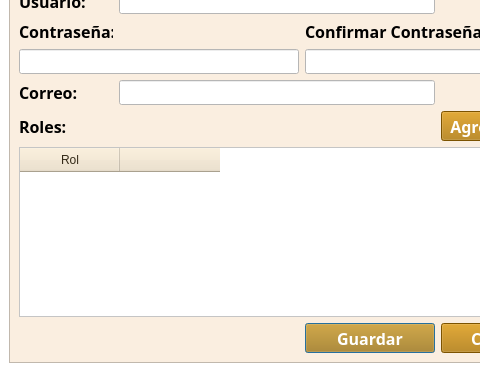
Old version of the form funciones/adminusers/verEditarUsuarios.ui in the repository gerardoros/CartograficoQgisPlugin; both pictures show x 0 to 480 and y 128 to 500 of the 590 by 500 pixel window.
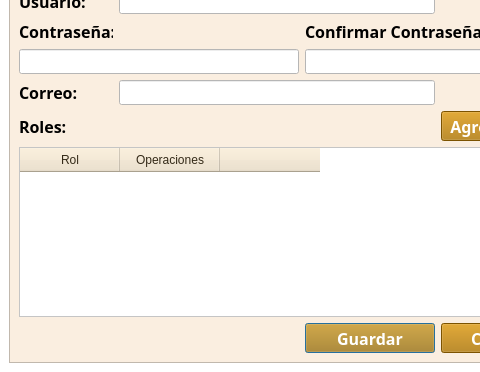
New version of the form. Icons and pictures are not drawn. Custom widgets are drawn as their Qt base class.

Commit message: se trabaja sobre las pantallas de asignacion de operaciones a roles, se comenzo a cambiar el plugin para aceptar la clave de 16 digitos, validaciones generales agregadas

Diff of the .ui file:
```diff
--- a/funciones/adminusers/verEditarUsuarios.ui
+++ b/funciones/adminusers/verEditarUsuarios.ui
@@ -547,6 +547,11 @@
            <string>Rol</string>
           </property>
          </column>
+         <column>
+          <property name="text">
+           <string>Operaciones</string>
+          </property>
+         </column>
          <column>
           <property name="text">
            <string/>
```
The commit also changes 13 other files.
